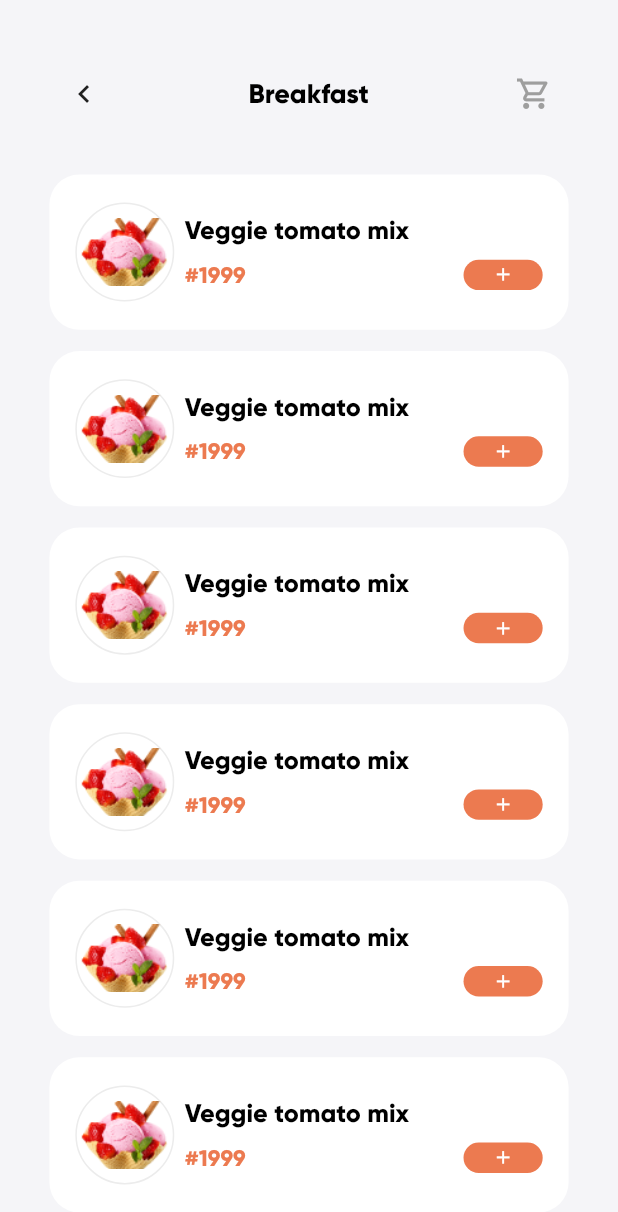
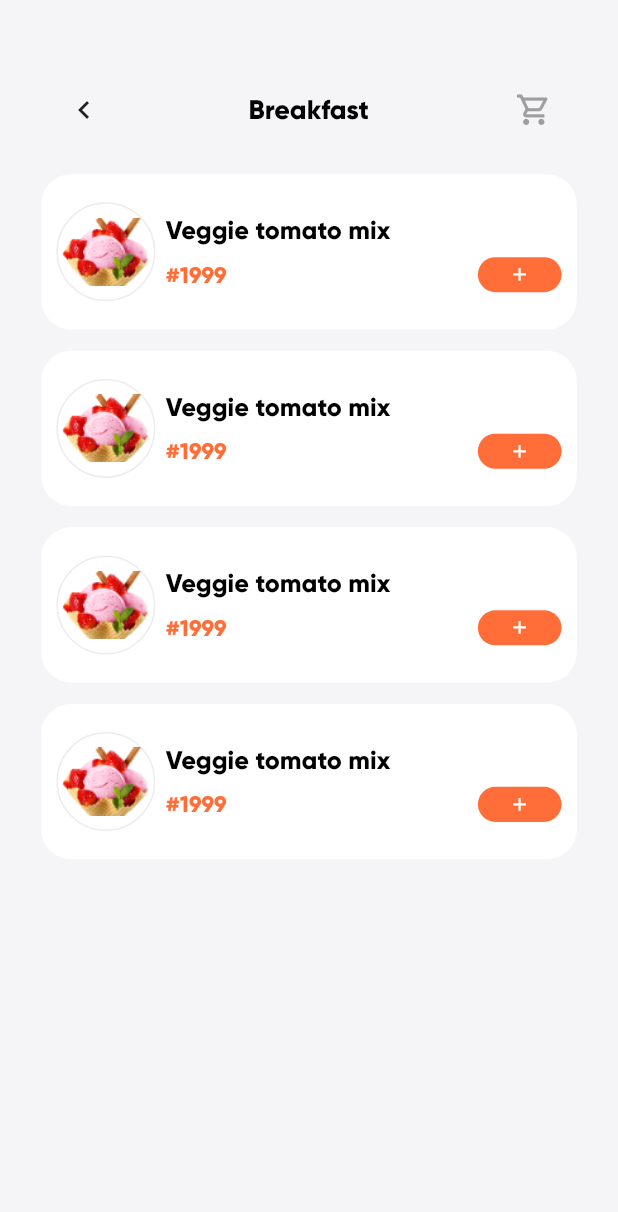
Before and after one commit to StackXSol/canteen, a Flutter app: the HomePage screen opened by its route, after a tap on "Breakfast", on a phone screen of 412 x 824 dp. Shown: the top 1212 px of the screen. Run offline on Flutter 3.47's test engine with Material 2 defaults, Android fonts, the phone set to English and light mode, and no system bars; our stand-ins replace carousel_slider, flutter_spinkit.

Commit message:
some minor changes

```diff
--- a/lib/screens/homepage.dart
+++ b/lib/screens/homepage.dart
@@ -109,20 +109,26 @@ class _HomePageState extends State<HomePage> {
                   onTap: (() {
                     Navigator.push(
                       context,
-                      MaterialPageRoute(builder: (context) => const Items()),
+                      MaterialPageRoute(
+                          builder: (context) => Items(
+                                food_type: "Breakfast",
+                              )),
                     );
                   }),
                   child: Container(
-                    height: getheight(context, 113),
+                    height: getheight(context, 120),
                     width: getwidth(context, 113),
                     decoration: BoxDecoration(
                       shape: BoxShape.circle,
-                      color: Colors.white,
+                      color: Colors.transparent,
                     ),
                     child: Column(
                       mainAxisAlignment: MainAxisAlignment.center,
                       children: [
-                        Image(image: AssetImage('images/food.png')),
+                        CircleAvatar(
+                          radius: 45,
+                          backgroundImage: AssetImage('images/breakfast.jpg'),
+                        ),
                         SizedBox(
                           height: 5,
                         ),
@@ -139,16 +145,19 @@ class _HomePageState extends State<HomePage> {
                     // Lunch
                   }),
                   child: Container(
-                    height: getheight(context, 113),
+                    height: getheight(context, 120),
                     width: getwidth(context, 113),
                     decoration: BoxDecoration(
                       shape: BoxShape.circle,
-                      color: Colors.white,
+                      color: Colors.transparent,
                     ),
                     child: Column(
                       mainAxisAlignment: MainAxisAlignment.center,
                       children: [
-                        Image(image: AssetImage('images/food.png')),
+                        CircleAvatar(
+                          radius: 45,
+                          backgroundImage: AssetImage('images/lunch.jpg'),
+                        ),
                         SizedBox(
                           height: 5,
                         ),
@@ -165,16 +174,19 @@ class _HomePageState extends State<HomePage> {
                     // Dinner
                   }),
                   child: Container(
-                    height: getheight(context, 113),
+                    height: getheight(context, 120),
                     width: getwidth(context, 113),
                     decoration: BoxDecoration(
                       shape: BoxShape.circle,
-                      color: Colors.white,
+                      color: Colors.transparent,
                     ),
                     child: Column(
                       mainAxisAlignment: MainAxisAlignment.center,
                       children: [
-                        Image(image: AssetImage('images/food.png')),
+                        CircleAvatar(
+                          radius: 45,
+                          backgroundImage: AssetImage('images/dinner.jpg'),
+                        ),
                         SizedBox(
                           height: 5,
                         ),
@@ -199,16 +211,19 @@ class _HomePageState extends State<HomePage> {
                     // Snacks
                   }),
                   child: Container(
-                    height: getheight(context, 113),
+                    height: getheight(context, 120),
                     width: getwidth(context, 113),
                     decoration: BoxDecoration(
                       shape: BoxShape.circle,
-                      color: Colors.white,
+                      color: Colors.transparent,
                     ),
                     child: Column(
                       mainAxisAlignment: MainAxisAlignment.center,
                       children: [
-                        Image(image: AssetImage('images/food.png')),
+                        CircleAvatar(
+                          radius: 45,
+                          backgroundImage: AssetImage('images/snacks.jpg'),
+                        ),
                         SizedBox(
                           height: 5,
                         ),
@@ -225,16 +240,19 @@ class _HomePageState extends State<HomePage> {
                     // Bakery
                   }),
                   child: Container(
-                    height: getheight(context, 113),
+                    height: getheight(context, 120),
                     width: getwidth(context, 113),
                     decoration: BoxDecoration(
                       shape: BoxShape.circle,
-                      color: Colors.white,
+                      color: Colors.transparent,
                     ),
                     child: Column(
                       mainAxisAlignment: MainAxisAlignment.center,
                       children: [
-                        Image(image: AssetImage('images/food.png')),
+                        CircleAvatar(
+                          radius: 45,
+                          backgroundImage: AssetImage('images/bakery.jpg'),
+                        ),
                         SizedBox(
                           height: 5,
                         ),
@@ -251,16 +269,19 @@ class _HomePageState extends State<HomePage> {
                     // Beverages
                   }),
                   child: Container(
-                    height: getheight(context, 113),
+                    height: getheight(context, 120),
                     width: getwidth(context, 113),
                     decoration: BoxDecoration(
                       shape: BoxShape.circle,
-                      color: Colors.white,
+                      color: Colors.transparent,
                     ),
                     child: Column(
                       mainAxisAlignment: MainAxisAlignment.center,
                       children: [
-                        Image(image: AssetImage('images/food.png')),
+                        CircleAvatar(
+                          radius: 45,
+                          backgroundImage: AssetImage('images/bevrages.jpg'),
+                        ),
                         SizedBox(
                           height: 5,
                         ),
--- a/lib/screens/items.dart
+++ b/lib/screens/items.dart
@@ -4,7 +4,8 @@ import 'package:canteen/widgets.dart';
 import 'package:carousel_slider/carousel_slider.dart';
 
 class Items extends StatefulWidget {
-  const Items({Key? key}) : super(key: key);
+  Items({required this.food_type});
+  String food_type;
 
   @override
   State<Items> createState() => _ItemsState();
@@ -18,7 +19,7 @@ class _ItemsState extends State<Items> {
         body: Container(
             child: Column(
           children: [
-            SizedBox(height: getheight(context, 50)),
+            SizedBox(height: getheight(context, 60)),
             Padding(
               padding: EdgeInsets.symmetric(horizontal: getwidth(context, 40)),
               child: Row(
@@ -29,7 +30,7 @@ class _ItemsState extends State<Items> {
                       },
                       child: Icon(Icons.keyboard_arrow_left)),
                   Spacer(),
-                  Text("Breakfast",
+                  Text(widget.food_type,
                       style:
                           TextStyle(fontWeight: FontWeight.bold, fontSize: 18)),
                   Spacer(),
@@ -50,20 +51,16 @@ class _ItemsState extends State<Items> {
               ),
             ),
             SizedBox(
-              height: getheight(context, getheight(context, 40)),
+              height: getheight(context, getheight(context, 30)),
             ),
             Expanded(
               child: SingleChildScrollView(
                 child: Column(
                   children: [
-                    Item(),
-                    Item(),
-                    Item(),
-                    Item(),
-                    Item(),
-                    Item(),
-                    Item(),
-                    Item(),
+                    _Item(),
+                    _Item(),
+                    _Item(),
+                    _Item(),
                   ],
                 ),
               ),
@@ -76,8 +73,8 @@ class _ItemsState extends State<Items> {
   }
 }
 
-class Item extends StatelessWidget {
-  const Item({
+class _Item extends StatelessWidget {
+  const _Item({
     Key? key,
   }) : super(key: key);
 
@@ -87,7 +84,7 @@ class Item extends StatelessWidget {
       children: [
         Container(
           height: getheight(context, 102),
-          width: getwidth(context, 315),
+          width: getwidth(context, 325),
           decoration: BoxDecoration(
             color: Colors.white,
             borderRadius: BorderRadius.circular(20),
@@ -101,7 +98,7 @@ class Item extends StatelessWidget {
             ],
           ),
           child: Padding(
-            padding: EdgeInsets.symmetric(horizontal: getheight(context, 17)),
+            padding: EdgeInsets.symmetric(horizontal: getheight(context, 10)),
             child: Row(
               children: [
                 Container(
@@ -135,8 +132,8 @@ class Item extends StatelessWidget {
                 Spacer(),
                 Container(
                   margin: EdgeInsets.only(top: getheight(context, 30)),
-                  height: getheight(context, 20),
-                  width: getheight(context, 52),
+                  height: getheight(context, 23),
+                  width: getheight(context, 55),
                   decoration: BoxDecoration(
                       color: orange_color,
                       borderRadius: BorderRadius.circular(30)),
--- a/lib/screens/navbar.dart
+++ b/lib/screens/navbar.dart
@@ -14,7 +14,7 @@ class Navbar extends StatefulWidget {
 
 class _NavbarState extends State<Navbar> {
   int _index = 0;
-  final List<Widget> screens = [HomePage(), Items(), Profile()];
+  final List<Widget> screens = [HomePage(), OrderDetails(), Profile()];
 
   @override
   Widget build(BuildContext context) {
--- a/lib/screens/order_details.dart
+++ b/lib/screens/order_details.dart
@@ -1,6 +1,7 @@
 import 'package:canteen/screens/items.dart';
 import 'package:canteen/widgets.dart';
 import 'package:flutter/material.dart';
+import 'package:intl/intl.dart';
 
 class OrderDetails extends StatefulWidget {
   OrderDetails({Key? key}) : super(key: key);
@@ -20,7 +21,7 @@ class _OrderDetailsState extends State<OrderDetails> {
           crossAxisAlignment: CrossAxisAlignment.start,
           children: [
             SizedBox(
-              height: getheight(context, 66),
+              height: getheight(context, 60),
             ),
             Padding(
               padding: EdgeInsets.only(
@@ -45,17 +46,7 @@ class _OrderDetailsState extends State<OrderDetails> {
               ),
             ),
             SizedBox(
-              height: getheight(context, 34),
-            ),
-            Padding(
-              padding: EdgeInsets.only(left: getwidth(context, 34)),
-              child: Text(
-                "Order Deatils",
-                style: TextStyle(fontSize: 24, fontWeight: FontWeight.w800),
-              ),
-            ),
-            SizedBox(
-              height: getheight(context, 26),
+              height: getheight(context, 36),
             ),
             Align(
               alignment: Alignment.center,
@@ -83,8 +74,8 @@ class _OrderDetailsState extends State<OrderDetails> {
                             Text(
                               "Scanned",
                               style: TextStyle(
-                                  fontSize: 18,
-                                  fontWeight: FontWeight.w100,
+                                  fontSize: 22,
+                                  fontWeight: FontWeight.w600,
                                   color: Color(0xff000000)),
                             )
                           ],
@@ -97,14 +88,13 @@ class _OrderDetailsState extends State<OrderDetails> {
                   SizedBox(height: getheight(context, 28)),
                   RichText(
                     text: TextSpan(
-                        text: "Date-",
                         style: TextStyle(
                             fontSize: 18,
                             fontWeight: FontWeight.w600,
                             color: Color(0xff000000)),
                         children: [
                           TextSpan(
-                              text: "05/07/2022",
+                              text: DateFormat.yMMMd().format(DateTime.now()),
                               style: TextStyle(fontWeight: FontWeight.w300))
                         ]),
                   ),
@@ -113,7 +103,6 @@ class _OrderDetailsState extends State<OrderDetails> {
                   ),
                   RichText(
                     text: TextSpan(
-                        text: "Time-",
                         style: TextStyle(
                             fontSize: 18,
                             fontWeight: FontWeight.w600,
--- a/lib/screens/profile.dart
+++ b/lib/screens/profile.dart
@@ -132,7 +132,7 @@ class _ProfileState extends State<Profile> {
             SizedBox(
               height: 22,
             ),
-            info_containers("Orders", () {}),
+            info_containers("Previous Orders", () {}),
             info_containers("About Us", () {}),
             info_containers("Report Bug", () {}),
             info_containers("Logout", () {})
--- a/lib/widgets.dart
+++ b/lib/widgets.dart
@@ -9,4 +9,4 @@ double getwidth(context, value) {
   return MediaQuery.of(context).size.width * (value / 375);
 }
 
-Color orange_color = Color.fromARGB(255, 236, 122, 80);
+Color orange_color = Color.fromARGB(255, 255, 110, 57);
--- a/pubspec.yaml
+++ b/pubspec.yaml
@@ -36,6 +36,7 @@ dependencies:
   cupertino_icons: ^1.0.2
   flutter_spinkit: ^5.1.0
   carousel_slider: ^4.1.1
+  intl: ^0.17.0
 
 dev_dependencies:
   flutter_test:
```
Also changed, not shown: images/bakery.jpg (added), images/bevrages.jpg (added), images/breakfast.jpg (added), images/dinner.jpg (added), images/lunch.jpg (added), images/snacks.jpg (added), pubspec.lock.
